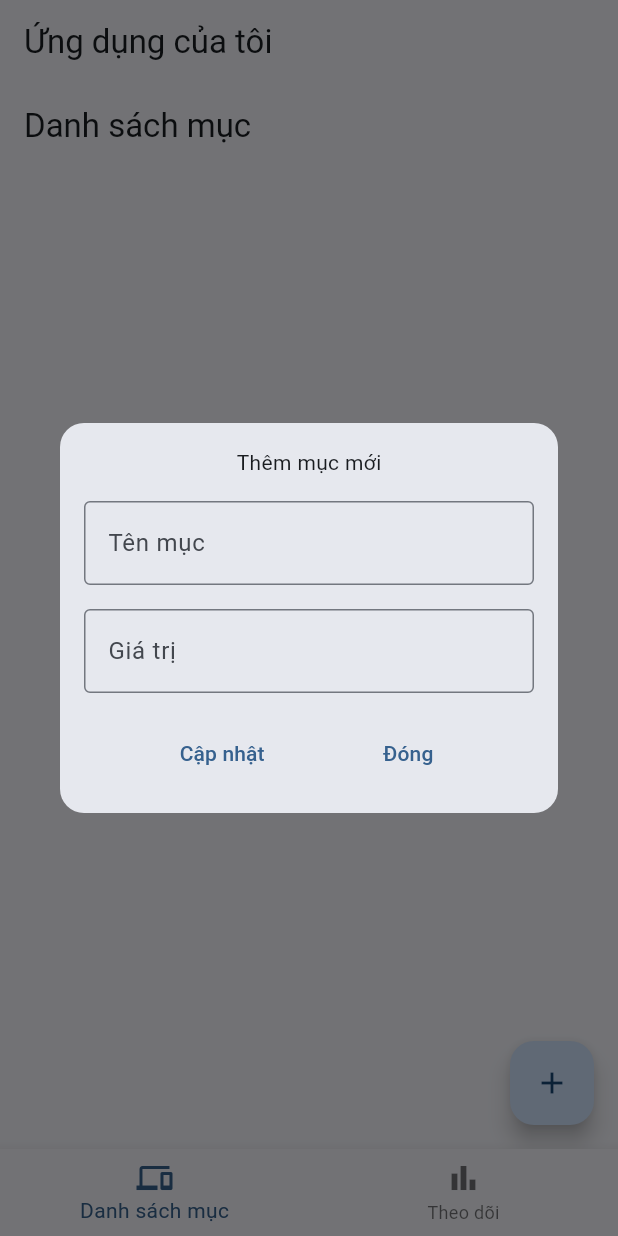
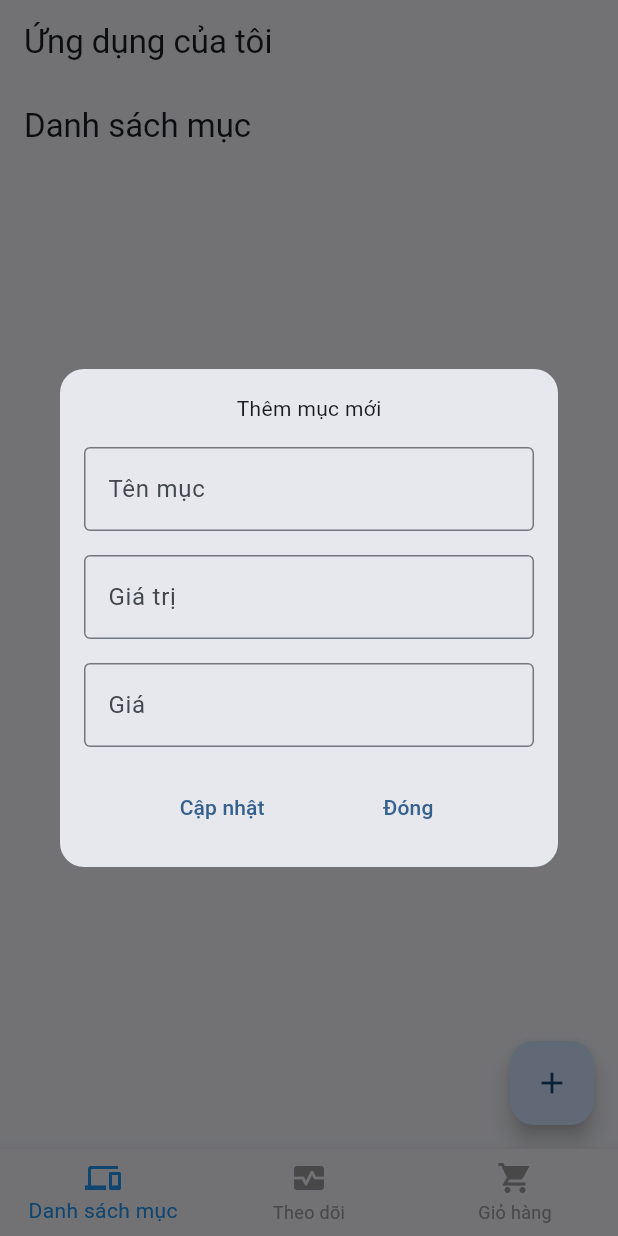
Before and after one commit to sunsunit2k3/quanlymuc, a Flutter app: the screen it shows after launch, after a tap on the "add" icon, on a phone screen of 412 x 824 dp. Run offline on Flutter 3.47's test engine with Material 3 defaults, Android fonts, the phone set to English and light mode, and no system bars; our stand-ins replace shared_preferences.

Commit message:
end homework

```diff
--- a/lib/models/item_model.dart
+++ b/lib/models/item_model.dart
@@ -1,18 +1,40 @@
 class Item {
   String name;
   String value;
+  double price;
   bool isMonitoring;
-  Item({required this.name, required this.value, this.isMonitoring = false});
-  Item copyWith({String? name, String? value, bool? isMonitoring}) {
+  bool isInCart;
+  Item({
+    required this.name,
+    required this.value,
+    required this.price,
+    this.isMonitoring = false,
+    this.isInCart = false,
+  });
+  Item copyWith({
+    String? name,
+    String? value,
+    bool? isMonitoring,
+    bool? isInCart,
+    double? price,
+  }) {
     return Item(
       name: name ?? this.name,
       value: value ?? this.value,
       isMonitoring: isMonitoring ?? this.isMonitoring,
+      isInCart: isInCart ?? this.isInCart,
+      price: price ?? this.price,
     );
   }
 
   Map<String, dynamic> toJson() {
-    return {'name': name, 'value': value, 'isMonitoring': isMonitoring};
+    return {
+      'name': name,
+      'value': value,
+      'isMonitoring': isMonitoring,
+      'price': price,
+      'isInCart': isInCart,
+    };
   }
 
   factory Item.fromJson(Map<String, dynamic> json) {
@@ -20,6 +42,8 @@ class Item {
       name: json['name'] as String,
       value: json['value'] as String,
       isMonitoring: json['isMonitoring'] as bool? ?? false,
+      price: json['price'] as double,
+      isInCart: json['isInCart'] as bool? ?? false,
     );
   }
 }
--- a/lib/preferences_manager.dart
+++ b/lib/preferences_manager.dart
@@ -3,9 +3,9 @@ import 'package:shared_preferences/shared_preferences.dart';
 import 'package:test_app/models/item_model.dart';
 
 class PreferencesManager {
-  static const String _monitoringKey = 'monitoring_items';
-  static const String _itemsKey = 'saved_items';
-
+  static const String _monitoringKey = 'monitoring_items_1';
+  static const String _itemsKey = 'saved_items_1';
+  static const String _cartKey = 'cart_items_1';
   // Load all items
   static Future<List<Item>> loadItems() async {
     final prefs = await SharedPreferences.getInstance();
@@ -42,4 +42,22 @@ class PreferencesManager {
         monitoringItems.map((item) => item.toJson()).toList();
     await prefs.setString(_monitoringKey, jsonEncode(monitoringItemsJson));
   }
+
+  // Load all cart items
+  static Future<List<Item>> loadCartItems() async {
+    final prefs = await SharedPreferences.getInstance();
+    final cartItemsJson = prefs.getString(_cartKey);
+    if (cartItemsJson != null) {
+      final List<dynamic> decoded = jsonDecode(cartItemsJson);
+      return decoded.map((item) => Item.fromJson(item)).toList();
+    }
+    return [];
+  }
+
+  // Save all cart items
+  static Future<void> saveCartItems(List<Item> cartItems) async {
+    final prefs = await SharedPreferences.getInstance();
+    final cartItemsJson = cartItems.map((item) => item.toJson()).toList();
+    await prefs.setString(_cartKey, jsonEncode(cartItemsJson));
+  }
 }
--- a/lib/providers/item_monitor_provider.dart
+++ b/lib/providers/item_monitor_provider.dart
@@ -5,14 +5,18 @@ import 'package:test_app/preferences_manager.dart';
 class ItemMonitorProvider extends InheritedWidget {
   final List<Item> items;
   final List<Item> monitoringItem;
+  final List<Item> addToCartItem;
   final void Function(Item item) toggleMonitoring;
+  final void Function(Item item) addingToCart;
 
   const ItemMonitorProvider({
     super.key,
     required super.child,
     required this.items,
     required this.monitoringItem,
+    required this.addToCartItem,
     required this.toggleMonitoring,
+    required this.addingToCart,
   });
 
   static ItemMonitorProvider? of(BuildContext context) {
@@ -34,4 +38,9 @@ class ItemMonitorProvider extends InheritedWidget {
     items.remove(item);
     PreferencesManager.saveItems(items);
   }
+
+  void remove(Item item) {
+    items.remove(item);
+    PreferencesManager.saveCartItems(items);
+  }
 }
--- a/lib/screens/home_screen.dart
+++ b/lib/screens/home_screen.dart
@@ -1,9 +1,10 @@
 import 'package:flutter/material.dart';
 import 'package:test_app/models/item_model.dart';
 import 'package:test_app/providers/item_monitor_provider.dart';
+import 'package:test_app/screens/item_cart_screen.dart';
 import 'package:test_app/screens/item_monitoring_screen.dart';
 import 'item_list_screen.dart';
-import 'package:test_app/preferences_manager.dart'; // Import PreferencesManager
+import 'package:test_app/preferences_manager.dart';
 
 class HomeScreen extends StatefulWidget {
   const HomeScreen({super.key});
@@ -18,18 +19,18 @@ class _HomeScreenState extends State<HomeScreen>
   int _selectedIndex = 0;
   final List<Item> _items = [];
   final List<Item> _monitoringItems = [];
+  final List<Item> _cartItems = [];
 
   @override
   void initState() {
     super.initState();
-    _tabController = TabController(length: 2, vsync: this);
+    _tabController = TabController(length: 3, vsync: this);
     _tabController.addListener(() {
       setState(() {
         _selectedIndex = _tabController.index;
       });
     });
     _loadItems();
-    _loadMonitoringItems();
   }
 
   @override
@@ -41,20 +42,16 @@ class _HomeScreenState extends State<HomeScreen>
   // Load items and monitoring items using PreferencesManager
   void _loadItems() async {
     final loadItems = await PreferencesManager.loadItems();
+    final monitoringItems = await PreferencesManager.loadMonitoringItems();
+    final cartItems = await PreferencesManager.loadCartItems();
+
     setState(() {
       _items.clear();
       _items.addAll(loadItems);
-      print('Loaded items: $_items');
-    });
-  }
-
-  void _loadMonitoringItems() async {
-    final monitoringItems = await PreferencesManager.loadMonitoringItems();
-    setState(() {
       _monitoringItems.clear();
       _monitoringItems.addAll(monitoringItems);
-      print('Loaded monitoring items: $_monitoringItems');
-      print('Loaded monitoring items count: ${_monitoringItems.length}');
+      _cartItems.clear();
+      _cartItems.addAll(cartItems);
     });
   }
 
@@ -71,53 +68,83 @@ class _HomeScreenState extends State<HomeScreen>
 
         // Nếu đang theo dõi (isMonitoring = true), thêm vào _monitoringItems
         if (updatedItem.isMonitoring) {
-          // Đảm bảo rằng item được thêm vào _monitoringItems và isMonitoring là true
           if (!_monitoringItems.contains(updatedItem)) {
             _monitoringItems.add(updatedItem);
           }
         } else {
-          // Nếu không còn theo dõi (isMonitoring = false), xóa khỏi _monitoringItems
           _monitoringItems.removeWhere(
             (i) => i.name == updatedItem.name && i.value == updatedItem.value,
           );
         }
       }
     });
-
+    print('Monitoring items: $_monitoringItems');
     // Lưu danh sách _items và _monitoringItems vào Preferences
     await PreferencesManager.saveItems(_items);
     await PreferencesManager.saveMonitoringItems(_monitoringItems);
   }
 
-  Future<void> addItem(Item item) async {
+  void addingToCart(Item item) async {
     setState(() {
-      _items.add(item);
+      final index = _items.indexWhere((d) => d == item);
+      if (index != -1) {
+        // Cập nhật trạng thái isInCart
+        final updatedItem = _items[index].copyWith(
+          isInCart: !_items[index].isInCart,
+        );
+        _items[index] = updatedItem;
+        if (updatedItem.isInCart) {
+          if (!_cartItems.contains(updatedItem)) {
+            _cartItems.add(updatedItem);
+          }
+        } else {
+          _cartItems.removeWhere(
+            (i) => i.name == updatedItem.name && i.value == updatedItem.value,
+          );
+        }
+      }
     });
+    print('Cart items: $_cartItems');
     await PreferencesManager.saveItems(_items);
-  }
-
-  Future<void> removeItem(Item item) async {
-    setState(() {
-      _items.remove(item);
-    });
-    await PreferencesManager.saveItems(_items);
+    await PreferencesManager.saveCartItems(_cartItems);
   }
 
   @override
   Widget build(BuildContext context) {
     final monitoredCount = _monitoringItems.where((d) => d.isMonitoring).length;
+    final cartCount = _cartItems.where((d) => d.isInCart).length;
     return ItemMonitorProvider(
       items: _items,
       monitoringItem:
           _monitoringItems.where((item) => item.isMonitoring).toList(),
+      addToCartItem: _cartItems.where((item) => item.isInCart).toList(),
       toggleMonitoring: toggleMonitoring,
+      addingToCart: addingToCart,
       child: Scaffold(
         appBar: AppBar(title: const Text('Ứng dụng của tôi')),
-        body: TabBarView(
+        body: AnimatedSwitcher(
+          duration: const Duration(milliseconds: 300),
+          transitionBuilder: (Widget child, Animation<double> animation) {
+            return FadeTransition(opacity: animation, child: child);
+          },
+          child: TabBarView(
+            key: ValueKey<int>(
+              _selectedIndex,
+            ), // Ensures that AnimatedSwitcher triggers
             controller: _tabController,
-          children: const [ItemListScreen(), ItemMonitoringScreen()],
+            children: const [
+              ItemListScreen(),
+              ItemMonitoringScreen(),
+              ItemCartScreen(),
+            ],
           ),
-        bottomNavigationBar: BottomNavigationBar(
+        ),
+        bottomNavigationBar: AnimatedSwitcher(
+          duration: const Duration(milliseconds: 300),
+          child: BottomNavigationBar(
+            key: ValueKey<int>(
+              _selectedIndex,
+            ), // Ensure that AnimatedSwitcher triggers
             currentIndex: _selectedIndex,
             onTap: (index) {
               setState(() {
@@ -126,6 +153,8 @@ class _HomeScreenState extends State<HomeScreen>
               });
             },
             type: BottomNavigationBarType.fixed,
+            selectedItemColor: Colors.blue, // Color when selected
+            unselectedItemColor: Colors.grey, // Color when not selected
             items: [
               const BottomNavigationBarItem(
                 icon: Icon(Icons.devices),
@@ -136,12 +165,26 @@ class _HomeScreenState extends State<HomeScreen>
                     monitoredCount > 0
                         ? Badge.count(
                           count: monitoredCount,
-                        child: const Icon(Icons.bar_chart),
+                          child: Icon(Icons.monitor_heart, color: Colors.green),
                         )
-                      : const Icon(Icons.bar_chart),
+                        : Icon(Icons.monitor_heart),
                 label: 'Theo dõi',
               ),
+              BottomNavigationBarItem(
+                icon:
+                    cartCount > 0
+                        ? Badge.count(
+                          count: cartCount,
+                          child: Icon(
+                            Icons.shopping_cart_sharp,
+                            color: Colors.green,
+                          ),
+                        )
+                        : Icon(Icons.shopping_cart_sharp),
+                label: 'Giỏ hàng',
+              ),
             ],
+          ),
         ),
       ),
     );
--- /dev/null
+++ b/lib/screens/item_cart_screen.dart
@@ -0,0 +1,70 @@
+import 'package:flutter/material.dart';
+import 'package:test_app/providers/item_monitor_provider.dart';
+
+class ItemCartScreen extends StatefulWidget {
+  const ItemCartScreen({super.key});
+
+  @override
+  State<ItemCartScreen> createState() => _ItemCartScreenState();
+}
+
+class _ItemCartScreenState extends State<ItemCartScreen>
+    with AutomaticKeepAliveClientMixin {
+  @override
+  bool get wantKeepAlive => true;
+
+  @override
+  Widget build(BuildContext context) {
+    super.build(context);
+    final provider = ItemMonitorProvider.of(context);
+
+    return Scaffold(
+      appBar: AppBar(title: const Text('Giỏ hàng')),
+      body:
+          provider?.addToCartItem == null || provider!.addToCartItem.isEmpty
+              ? const Center(child: Text('Mục giỏ hàng trống'))
+              : Column(
+                children: [
+                  Expanded(
+                    child: ListView.builder(
+                      key: const PageStorageKey('item_cart'),
+                      itemCount: provider.addToCartItem.length,
+                      itemBuilder: (context, index) {
+                        final item = provider.addToCartItem[index];
+                        return ListTile(
+                          key: ValueKey(item.name + item.value),
+                          title: Text("Item: ${item.name}"),
+                          subtitle: Text("Price: ${item.price}"),
+                          trailing: Row(
+                            mainAxisSize: MainAxisSize.min,
+                            children: [
+                              IconButton(
+                                icon: Icon(
+                                  item.isInCart
+                                      ? Icons.shopping_cart
+                                      : Icons.shopping_cart_outlined,
+                                  color: item.isInCart ? Colors.green : null,
+                                ),
+                                onPressed: () {
+                                  provider.addingToCart(item);
+                                  setState(() {
+                                    item.isInCart =
+                                        !item.isInCart; // Toggle cart state
+                                  });
+                                },
+                              ),
+                            ],
+                          ),
+                        );
+                      },
+                    ),
+                  ),
+                  Text(
+                    'Tổng giá trị giỏ hàng: ${provider.addToCartItem.fold(0, (sum, item) => sum + item.price.toInt())} VNĐ',
+                    style: const TextStyle(fontSize: 18),
+                  ),
+                ],
+              ),
+    );
+  }
+}
--- a/lib/screens/item_list_screen.dart
+++ b/lib/screens/item_list_screen.dart
@@ -9,10 +9,15 @@ class ItemListScreen extends StatefulWidget {
   State<ItemListScreen> createState() => _ItemListScreenState();
 }
 
-class _ItemListScreenState extends State<ItemListScreen> {
+class _ItemListScreenState extends State<ItemListScreen>
+    with AutomaticKeepAliveClientMixin {
   final TextEditingController nameController = TextEditingController();
   final TextEditingController valueController = TextEditingController();
+  final TextEditingController priceController = TextEditingController();
   final _formKey = GlobalKey<FormState>();
+
+  @override
+  bool get wantKeepAlive => true;
 
   @override
   void dispose() {
@@ -23,6 +28,7 @@ class _ItemListScreenState extends State<ItemListScreen> {
 
   @override
   Widget build(BuildContext context) {
+    super.build(context);
     final provider = ItemMonitorProvider.of(context);
 
     return Scaffold(
@@ -36,7 +42,7 @@ class _ItemListScreenState extends State<ItemListScreen> {
                 itemBuilder: (context, index) {
                   final item = provider.items[index];
                   return Dismissible(
-                    key: ValueKey(item.name + item.value), // More unique key
+                    key: ValueKey(item.name + item.value),
                     direction: DismissDirection.endToStart,
                     onDismissed: (direction) {
                       setState(() {
@@ -54,19 +60,41 @@ class _ItemListScreenState extends State<ItemListScreen> {
                     ),
                     child: ListTile(
                       key: ValueKey('item_${item.name}_${item.value}'),
-                      title: Text(item.name),
-                      subtitle: Text(item.value),
-                      trailing: Icon(
+                      title: Text("Item: ${item.name} - Value: ${item.value}"),
+                      subtitle: Text("${item.price} VNĐ"),
+                      trailing: Row(
+                        mainAxisSize: MainAxisSize.min,
+                        children: [
+                          IconButton(
+                            icon: Icon(
                               item.isMonitoring
                                   ? Icons.check_box
                                   : Icons.check_box_outline_blank,
                             ),
-                      onTap: () {
+                            onPressed: () {
                               provider.toggleMonitoring(item);
                               setState(() {
                                 item.isMonitoring = !item.isMonitoring;
-                        }); // Cập nhật lại UI khi trạng thái thay đổi
+                              });
                             },
+                          ),
+                          IconButton(
+                            icon: Icon(
+                              item.isInCart
+                                  ? Icons.shopping_cart
+                                  : Icons.shopping_cart_outlined,
+                              color: item.isInCart ? Colors.green : null,
+                            ),
+                            onPressed: () {
+                              provider.addingToCart(item);
+                              setState(() {
+                                item.isInCart =
+                                    !item.isInCart; // Toggle cart state
+                              });
+                            },
+                          ),
+                        ],
+                      ),
                     ),
                   );
                 },
@@ -126,6 +154,22 @@ class _ItemListScreenState extends State<ItemListScreen> {
                                   : null,
                     ),
                   ),
+                  const SizedBox(height: 16),
+                  Padding(
+                    padding: const EdgeInsets.symmetric(horizontal: 16.0),
+                    child: TextFormField(
+                      decoration: const InputDecoration(
+                        labelText: 'Giá',
+                        border: OutlineInputBorder(),
+                      ),
+                      controller: priceController,
+                      validator:
+                          (value) =>
+                              value?.isEmpty ?? true
+                                  ? 'Vui lòng nhập giá'
+                                  : null,
+                    ),
+                  ),
                   Padding(
                     padding: const EdgeInsets.all(16.0),
                     child: Row(
@@ -137,7 +181,11 @@ class _ItemListScreenState extends State<ItemListScreen> {
                               final newItem = Item(
                                 name: nameController.text,
                                 value: valueController.text,
+                                price:
+                                    double.tryParse(priceController.text) ??
+                                    0.0,
                                 isMonitoring: false,
+                                isInCart: false,
                               );
                               setState(() {
                                 provider?.addItem(newItem);
@@ -145,6 +193,7 @@ class _ItemListScreenState extends State<ItemListScreen> {
 
                               nameController.clear();
                               valueController.clear();
+                              priceController.clear();
                               Navigator.of(context).pop();
                             }
                           },
--- a/lib/screens/item_monitoring_screen.dart
+++ b/lib/screens/item_monitoring_screen.dart
@@ -7,9 +7,13 @@ class ItemMonitoringScreen extends StatefulWidget {
   State<ItemMonitoringScreen> createState() => _ItemMonitoringScreenState();
 }
 
-class _ItemMonitoringScreenState extends State<ItemMonitoringScreen> {
+class _ItemMonitoringScreenState extends State<ItemMonitoringScreen>
+    with AutomaticKeepAliveClientMixin {
+  @override
+  bool get wantKeepAlive => true;
   @override
   Widget build(BuildContext context) {
+    super.build(context);
     final provider = ItemMonitorProvider.of(context);
 
     return Scaffold(
--- a/pubspec.yaml
+++ b/pubspec.yaml
@@ -11,6 +11,7 @@ dependencies:
   cupertino_icons: ^1.0.8
   badges: ^3.1.2
   shared_preferences: ^2.0.9
+  animations: ^2.0.0
 
 dev_dependencies:
   flutter_test:
```
Also changed, not shown: pubspec.lock. Lines whose indentation alone changed are shown as unchanged.
